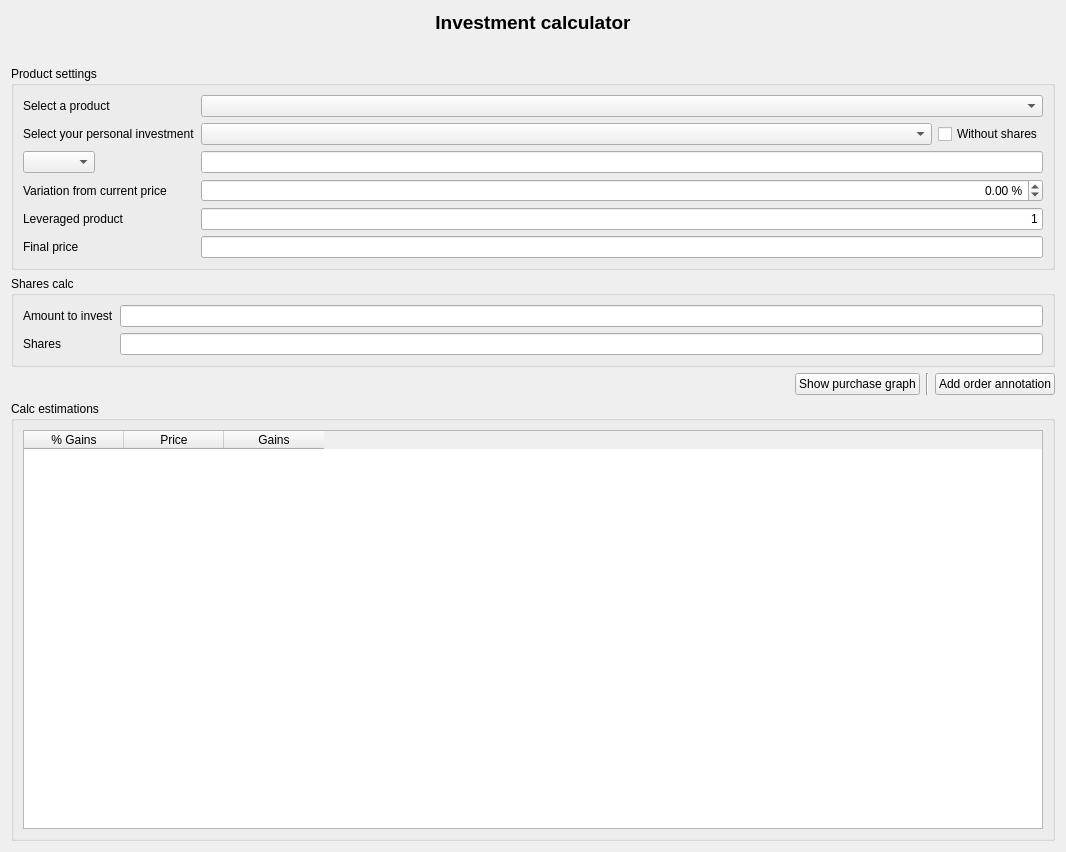
Old version of the form xulpymoney/ui/wdgCalculator.ui in the repository turulomio/xulpymoney.
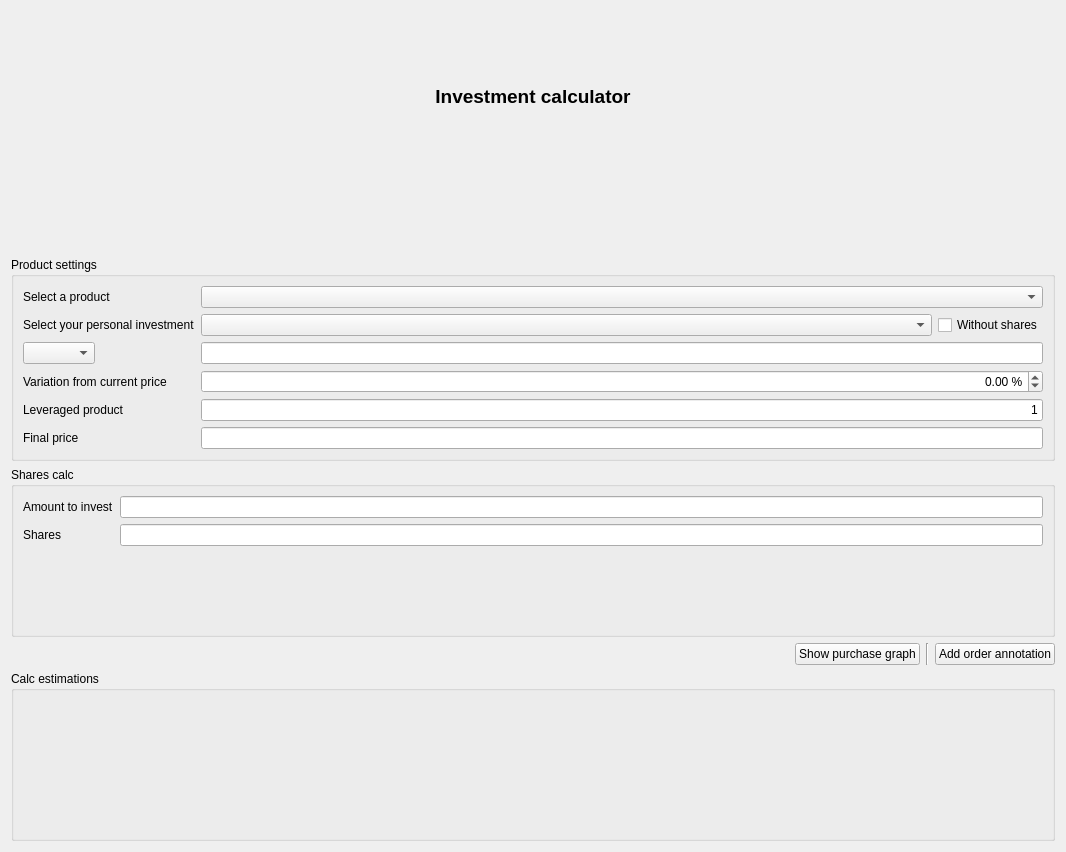
New version of the form. Icons and pictures are not drawn. Custom widgets are drawn as their Qt base class.

Commit message: Addapting code to new myQTableWidget. wdgCalculator and wdgProductSelector

Diff of the .ui file:
```diff
--- a/xulpymoney/ui/wdgCalculator.ui
+++ b/xulpymoney/ui/wdgCalculator.ui
@@ -341,38 +341,7 @@
        </property>
        <layout class="QHBoxLayout" name="horizontalLayout">
         <item>
-         <widget class="myQTableWidget" name="table">
-          <property name="editTriggers">
-           <set>QAbstractItemView::NoEditTriggers</set>
-          </property>
-          <property name="alternatingRowColors">
-           <bool>true</bool>
-          </property>
-          <property name="selectionMode">
-           <enum>QAbstractItemView::SingleSelection</enum>
-          </property>
-          <property name="selectionBehavior">
-           <enum>QAbstractItemView::SelectRows</enum>
-          </property>
-          <attribute name="verticalHeaderVisible">
-           <bool>false</bool>
-          </attribute>
-          <column>
-           <property name="text">
-            <string>% Gains</string>
-           </property>
-          </column>
-          <column>
-           <property name="text">
-            <string>Price</string>
-           </property>
-          </column>
-          <column>
-           <property name="text">
-            <string>Gains</string>
-           </property>
-          </column>
-         </widget>
+         <widget class="myQTableWidget" name="mqtw" native="true"/>
         </item>
        </layout>
       </widget>
@@ -389,7 +358,7 @@
   </customwidget>
   <customwidget>
    <class>myQTableWidget</class>
-   <extends>QTableWidget</extends>
+   <extends>QWidget</extends>
    <header location="global">myqtablewidget</header>
   </customwidget>
  </customwidgets>
```
Left out of the diff: 1 changed line with no effect on the pictures. The commit also changes 6 other files.
